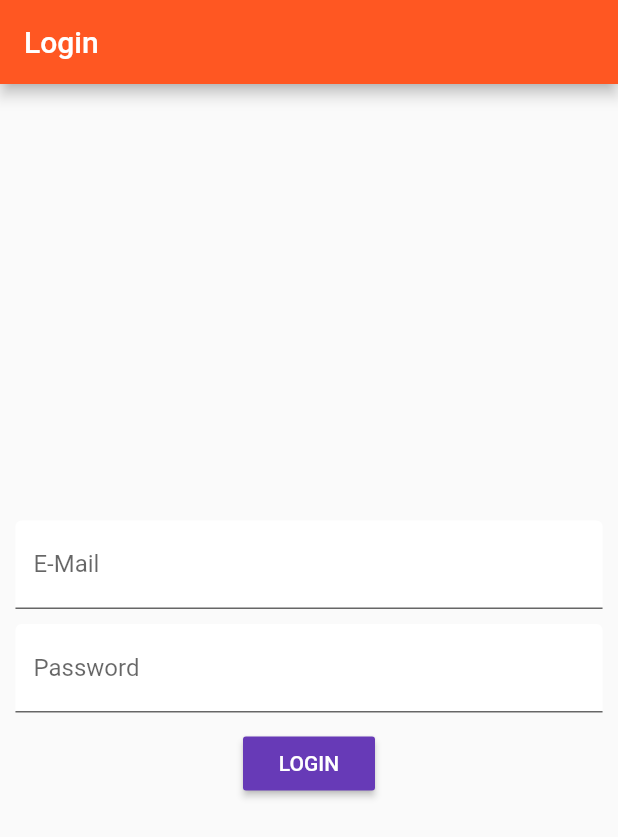
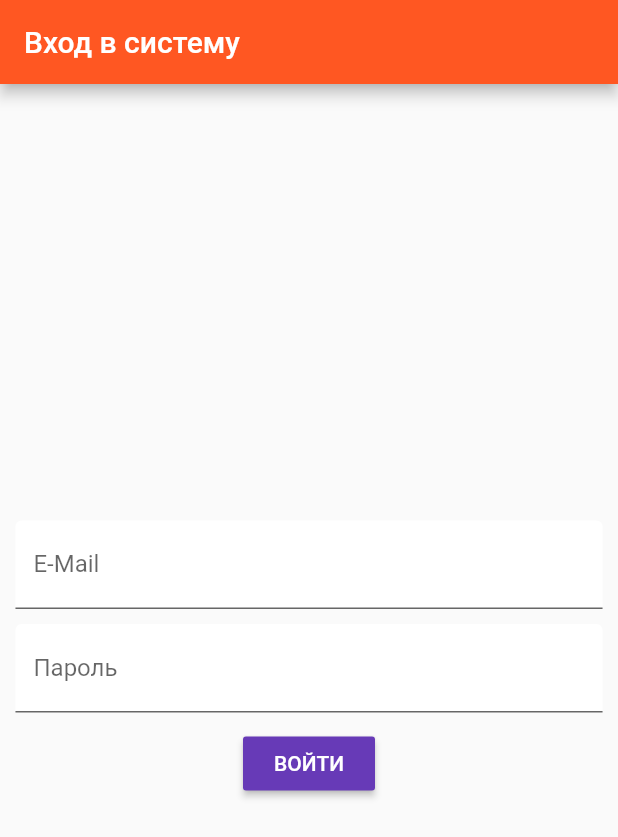
Before and after one commit to ggsurkov/excursion_mob_app, a Flutter app: the screen it shows after launch, on a phone screen of 412 x 824 dp. Shown: the top 837 px of the screen. Run offline on Flutter 3.47's test engine with Material 2 defaults, Android fonts, the phone set to English and light mode, and no system bars.

```diff
--- a/lib/main.dart
+++ b/lib/main.dart
@@ -3,6 +3,7 @@ import 'package:flutter/material.dart';
 
 
 import 'package:excursions_app/pages/auth.dart';
+import 'package:excursions_app/pages/admin.dart';
 
 
 
@@ -31,9 +32,9 @@ class _MyAppState extends State<MyApp> {
           primarySwatch: Colors.deepOrange,
           accentColor: Colors.deepPurple,
           buttonColor: Colors.deepPurple),
-      // home: AuthPage(),
       routes: {
         '/': (BuildContext context) => AuthPage(),
+        '/admin': (BuildContext context) => AdminPage(),
 //        '/products': (BuildContext context) => ProductsPage(_products),
 //        '/admin': (BuildContext context) =>
 //            ProductsAdminPage(_addProduct, _updateProduct, _deleteProduct, _products),
--- a/lib/models/excursion.dart
+++ b/lib/models/excursion.dart
@@ -8,7 +8,7 @@ class Excursion {
   final String language;
   final String status;
   final String type;
-  final DatePickerMode date;
+  final DateTime date;
 
   Excursion({
     @required this.id,
--- a/lib/pages/auth.dart
+++ b/lib/pages/auth.dart
@@ -23,7 +23,7 @@ class _AuthPageState extends State<AuthPage> {
         if (value.isEmpty ||
             !RegExp(r"[a-z0-9!#$%&'*+/=?^_`{|}~-]+(?:\.[a-z0-9!#$%&'*+/=?^_`{|}~-]+)*@(?:[a-z0-9](?:[a-z0-9-]*[a-z0-9])?\.)+[a-z0-9](?:[a-z0-9-]*[a-z0-9])?")
                 .hasMatch(value)) {
-          return 'Please enter a valid email';
+          return 'Пожалуйста, введите корректный email адрес';
         }
       },
       onSaved: (String value) {
@@ -35,11 +35,11 @@ class _AuthPageState extends State<AuthPage> {
   Widget _buildPasswordTextField() {
     return TextFormField(
       decoration: InputDecoration(
-          labelText: 'Password', filled: true, fillColor: Colors.white),
+          labelText: 'Пароль', filled: true, fillColor: Colors.white),
       obscureText: true,
       validator: (String value) {
         if (value.isEmpty || value.length < 6) {
-          return 'Password invalid';
+          return 'Неверный пароль';
         }
       },
       onSaved: (String value) {
@@ -49,12 +49,12 @@ class _AuthPageState extends State<AuthPage> {
   }
 
   void _submitForm() {
-    if (!_formKey.currentState.validate() || !_formData['acceptTerms']) {
+    if (!_formKey.currentState.validate()) {
       return;
     }
     _formKey.currentState.save();
     print(_formData);
-    Navigator.pushReplacementNamed(context, '/products');
+    Navigator.pushReplacementNamed(context, '/admin');
   }
 
   @override
@@ -63,7 +63,7 @@ class _AuthPageState extends State<AuthPage> {
     final double targetWidth = deviceWidth > 550.0 ? 500.0 : deviceWidth * 0.95;
     return Scaffold(
       appBar: AppBar(
-        title: Text('Login'),
+        title: Text('Вход в систему'),
       ),
       body: Container(
         decoration: BoxDecoration(
@@ -87,7 +87,7 @@ class _AuthPageState extends State<AuthPage> {
                     ),
                     RaisedButton(
                       textColor: Colors.white,
-                      child: Text('LOGIN'),
+                      child: Text('ВОЙТИ'),
                       onPressed: _submitForm,
                     ),
                   ],
```
Also changed, not shown: lib/pages/admin.dart (added, +69 -0 lines), 5 other files.
